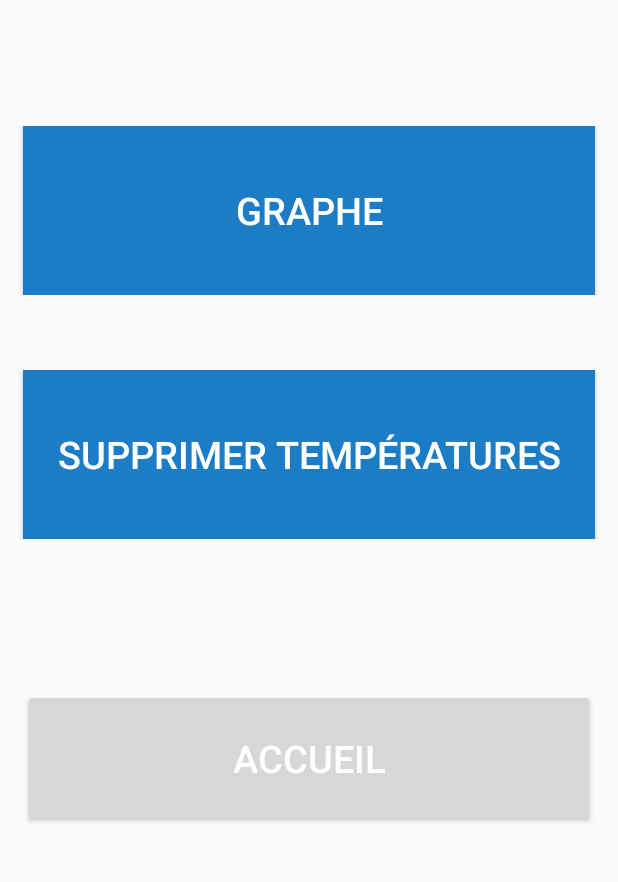
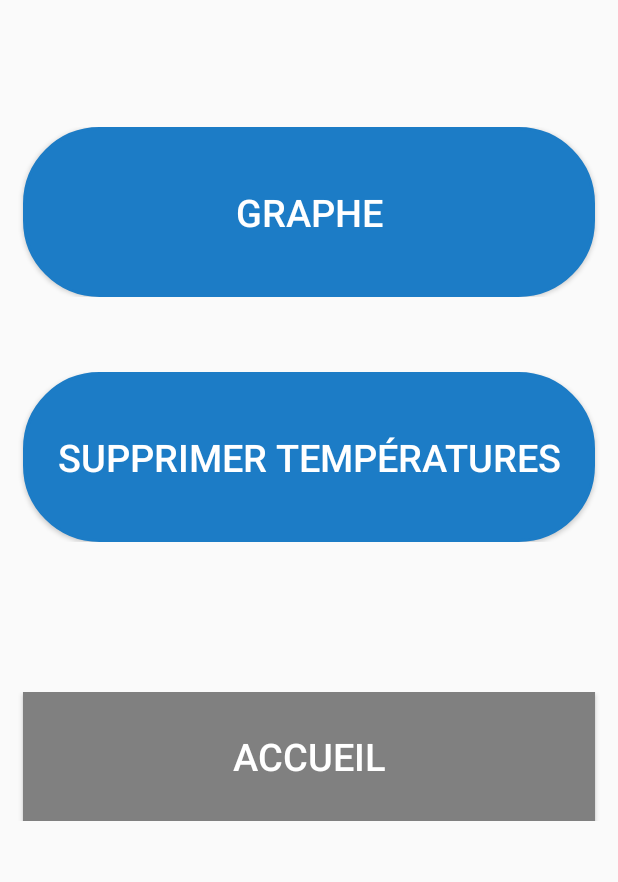
Before and after one commit to azog-corp/ProjetTUT-S3, an Android app: the layout activity_menu.xml on its own in the app's theme, with its tools: preview values and no code run, on a phone screen of 412 x 824 dp, the part 61-943 px from its top. Run offline under Robolectric (Android 15) with nearby library versions, the light colour scheme and no system bars.

Commit message:
Maj graphique

```diff
--- /dev/null
+++ b/Thermometre/workspacePTUT/app/src/main/res/drawable/btn_arrond.xml
@@ -0,0 +1,11 @@
+<?xml version="1.0" encoding="utf-8"?>
+<selector xmlns:android="http://schemas.android.com/apk/res/android">
+    <item>
+        <shape android:shape="rectangle">
+            <solid android:color="@color/couleurAppli"/>
+            <stroke android:color="@color/couleurAppli" android:width="2dp" />
+            <!--corners allow us to make the rounded corners button-->
+            <corners android:radius="50dp" />
+        </shape>
+    </item>
+</selector>
--- a/Thermometre/workspacePTUT/app/src/main/res/layout/activity_menu.xml
+++ b/Thermometre/workspacePTUT/app/src/main/res/layout/activity_menu.xml
@@ -50,10 +50,11 @@
                     android:textColor="@color/blanc"
                     tools:layout_editor_absoluteX="163dp"
                     tools:layout_editor_absoluteY="193dp"
-                    android:background="@color/couleurAppli"
+                    android:background="@drawable/btn_arrond"
                     android:layout_marginLeft="15dp"
                     android:layout_marginRight="15dp"
-                    android:textSize="25sp"/>
+                    android:textSize="25sp"
+                    />
             </LinearLayout>
 
             <LinearLayout
@@ -71,7 +72,7 @@
                     android:textColor="@color/blanc"
                     tools:layout_editor_absoluteX="161dp"
                     tools:layout_editor_absoluteY="300dp"
-                    android:background="@color/couleurAppli"
+                    android:background="@drawable/btn_arrond"
                     android:layout_marginLeft="15dp"
                     android:layout_marginRight="15dp"
                     android:textSize="25sp"/>
@@ -91,6 +92,7 @@
                     android:layout_marginRight="15dp"
                     android:text="Accueil"
                     android:textColor="@color/blanc"
+                    android:background="@color/grisF"
                     tools:layout_editor_absoluteX="163dp"
                     tools:layout_editor_absoluteY="435dp"
                     android:textSize="25sp"/>
--- a/Thermometre/workspacePTUT/app/src/main/res/values/colors.xml
+++ b/Thermometre/workspacePTUT/app/src/main/res/values/colors.xml
@@ -5,4 +5,5 @@
     <color name="colorAccent">#D81B60</color>
     <color name="couleurAppli">#1C7CC6</color>
     <color name="blanc">#FFFFFF</color>
+    <color name="grisF">#808080</color>
 </resources>
```
